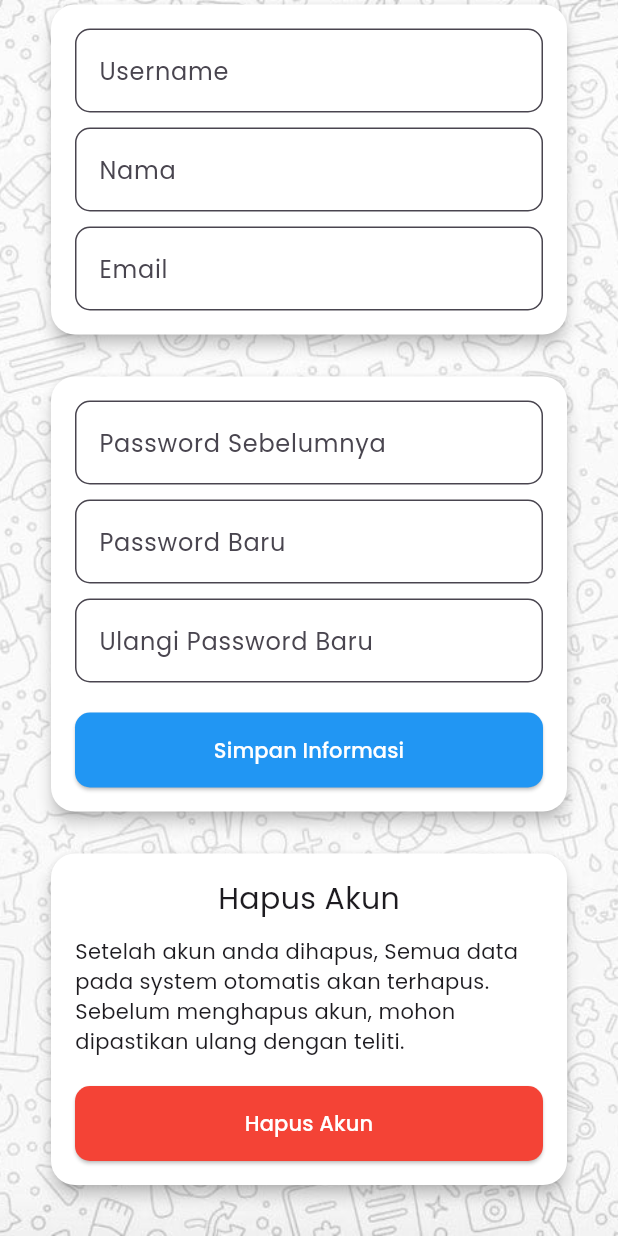
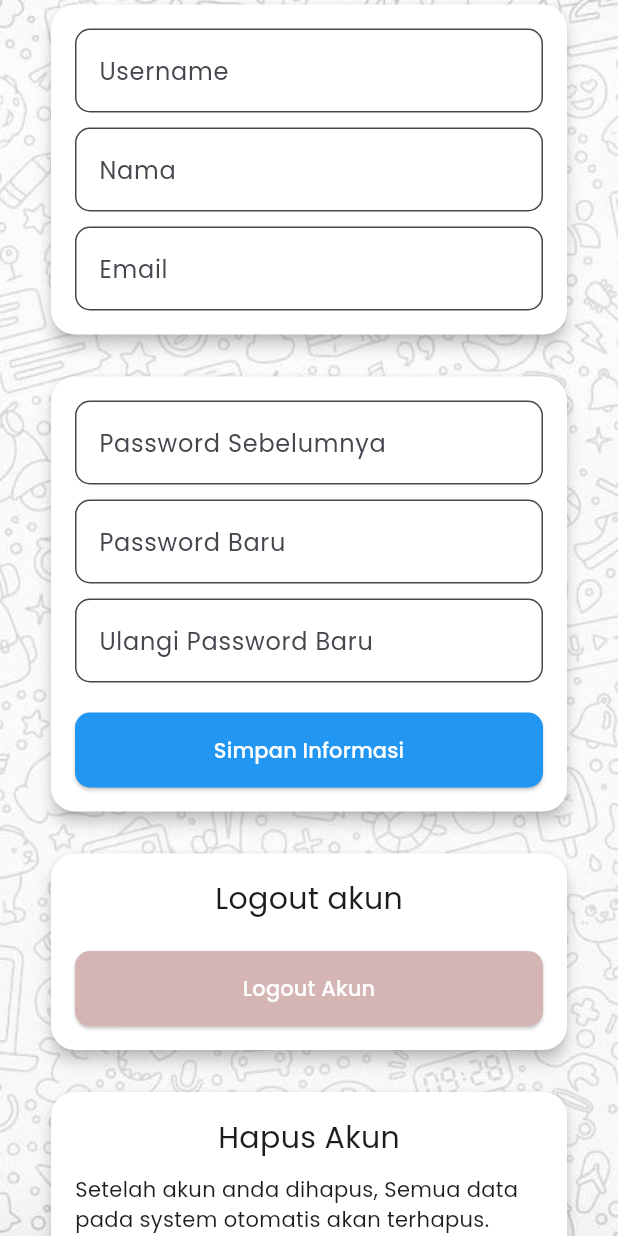
Before and after one commit to hawk-xc/Flutter_e_antrean, a Flutter app: the ProfileView widget shown alone on an empty page, opened directly, scrolled down 271 dp, on a phone screen of 412 x 824 dp. Run offline on Flutter 3.47's test engine with Material 3 defaults, Android fonts, the light colour scheme and no system bars; our stand-ins replace dio, shared_preferences; accounts and stored records are empty; network calls fail.

Commit message:
add profile controller

```diff
--- /dev/null
+++ b/lib/controller/profile_controller.dart
@@ -0,0 +1,70 @@
+import 'package:flutter/material.dart';
+import 'package:flutter_e_service_app/helpers/user_info.dart';
+import 'package:flutter_e_service_app/helpers/api_client.dart';
+import 'package:flutter_e_service_app/ui/login_view.dart';
+
+class ProfileController {
+  final UserInfo userInfo = UserInfo();
+  final ApiClient _apiClient = ApiClient();
+
+  Future<void> logout(BuildContext context) async {
+    bool? shouldLogout = await showDialog<bool>(
+      context: context,
+      builder: (BuildContext context) {
+        return AlertDialog(
+          title: const Text('Konfirmasi Logout'),
+          content: const Text('Apakah Anda yakin ingin logout?'),
+          actions: <Widget>[
+            TextButton(
+              onPressed: () {
+                Navigator.of(context)
+                    .pop(false); // Tutup dialog dan kembalikan false
+              },
+              child: const Text('Tidak'),
+            ),
+            TextButton(
+              onPressed: () {
+                Navigator.of(context)
+                    .pop(true); // Tutup dialog dan kembalikan true
+              },
+              child: const Text('Ya'),
+            ),
+          ],
+        );
+      },
+    );
+
+    if (shouldLogout == true) {
+      await userInfo.logout();
+      String? token = await userInfo.getToken();
+      if (token == null || token.isEmpty) {
+        // ignore: use_build_context_synchronously
+        Navigator.pushReplacement(
+          // ignore: use_build_context_synchronously
+          context,
+          MaterialPageRoute(
+              builder: (context) =>
+                  const LoginView()), // Sesuaikan dengan nama widget splash screen Anda
+        );
+      }
+    }
+  }
+
+  Future<Map<String, dynamic>> getUserData() async {
+    String? token = await userInfo.getToken();
+
+    if (token == null) {
+      return {'error': 'No token found'};
+    }
+
+    try {
+      final response = await _apiClient.get(
+        'user',
+        headers: {'Authorization': 'Bearer $token'},
+      );
+      return response.data;
+    } catch (e) {
+      return {'error': e.toString()};
+    }
+  }
+}
--- a/lib/ui/profile_view.dart
+++ b/lib/ui/profile_view.dart
@@ -1,21 +1,22 @@
 import 'package:flutter/material.dart';
-import '../helpers/user_info.dart';
-import '../helpers/api_client.dart';
+import 'package:flutter_e_service_app/helpers/user_info.dart';
+import 'package:flutter_e_service_app/helpers/api_client.dart';
+import 'package:flutter_e_service_app/ui/login_view.dart';
+import 'package:flutter_e_service_app/controller/profile_controller.dart';
 
 class ProfileView extends StatefulWidget {
-  const ProfileView({Key? key}) : super(key: key);
+  const ProfileView({super.key});
 
   @override
   _ProfileViewState createState() => _ProfileViewState();
 }
 
 class _ProfileViewState extends State<ProfileView> {
-  final ApiClient apiClient = ApiClient();
+  final ProfileController profileController = ProfileController();
   TextEditingController usernameController = TextEditingController();
   TextEditingController nameController = TextEditingController();
   TextEditingController emailController = TextEditingController();
   Map<String, dynamic> data = {};
-  final UserInfo userInfo = UserInfo();
 
   @override
   void initState() {
@@ -24,32 +25,15 @@ class _ProfileViewState extends State<ProfileView> {
   }
 
   Future<void> getUserData() async {
-    String? token = await userInfo.getToken();
-
-    if (token == null) {
-      setState(() {
-        data = {'error': 'No token found'};
-      });
-      return;
-    }
-
-    try {
-      final response = await apiClient.get(
-        'user',
-        headers: {'Authorization': 'Bearer $token'},
-      );
-      setState(() {
-        data = response.data;
-        // Set nilai controller sesuai dengan data yang diperoleh
+    final userData = await profileController.getUserData();
+    setState(() {
+      data = userData;
+      if (!data.containsKey('error')) {
         usernameController.text = data['username'] ?? '';
         nameController.text = data['name'] ?? '';
         emailController.text = data['email'] ?? '';
-      });
-    } catch (e) {
-      setState(() {
-        data = {'error': e.toString()};
-      });
-    }
+      }
+    });
   }
 
   @override
@@ -68,7 +52,8 @@ class _ProfileViewState extends State<ProfileView> {
           child: Column(
             crossAxisAlignment: CrossAxisAlignment.center,
             children: [
-              SizedBox(height: 100), // Spacer untuk mengatur posisi elemen
+              const SizedBox(
+                  height: 100), // Spacer untuk mengatur posisi elemen
               Container(
                 padding: const EdgeInsets.all(30.0),
                 child: Column(
@@ -79,7 +64,7 @@ class _ProfileViewState extends State<ProfileView> {
                       child: const Icon(Icons.person,
                           size: 50, color: Colors.white),
                     ),
-                    SizedBox(height: 20),
+                    const SizedBox(height: 20),
                     Card(
                       color: Colors.white,
                       elevation: 4,
@@ -95,12 +80,12 @@ class _ProfileViewState extends State<ProfileView> {
                               label: 'Username',
                               controller: usernameController,
                             ),
-                            SizedBox(height: 10),
+                            const SizedBox(height: 10),
                             ProfileTextField(
                               label: 'Nama',
                               controller: nameController,
                             ),
-                            SizedBox(height: 10),
+                            const SizedBox(height: 10),
                             ProfileTextField(
                               label: 'Email',
                               controller: emailController,
@@ -109,7 +94,7 @@ class _ProfileViewState extends State<ProfileView> {
                         ),
                       ),
                     ),
-                    SizedBox(height: 20),
+                    const SizedBox(height: 20),
                     Card(
                       color: Colors.white,
                       elevation: 4,
@@ -121,30 +106,30 @@ class _ProfileViewState extends State<ProfileView> {
                         child: Column(
                           mainAxisSize: MainAxisSize.min,
                           children: [
-                            ProfileTextField(
+                            const ProfileTextField(
                               label: 'Password Sebelumnya',
                               initialValue: '',
                               obscureText: true,
                             ),
-                            SizedBox(height: 10),
-                            ProfileTextField(
+                            const SizedBox(height: 10),
+                            const ProfileTextField(
                               label: 'Password Baru',
                               initialValue: '',
                               obscureText: true,
                             ),
-                            SizedBox(height: 10),
-                            ProfileTextField(
+                            const SizedBox(height: 10),
+                            const ProfileTextField(
                               label: 'Ulangi Password Baru',
                               initialValue: '',
                               obscureText: true,
                             ),
-                            SizedBox(height: 20),
+                            const SizedBox(height: 20),
                             ElevatedButton(
                               onPressed: () {
                                 // Tindakan yang dilakukan ketika tombol ditekan
                               },
                               style: ElevatedButton.styleFrom(
-                                minimumSize: const Size(335, 50),
+                                minimumSize: const Size(500, 50),
                                 backgroundColor: Colors.blue,
                                 shape: RoundedRectangleBorder(
                                   borderRadius: BorderRadius.circular(10.0),
@@ -159,7 +144,7 @@ class _ProfileViewState extends State<ProfileView> {
                         ),
                       ),
                     ),
-                    SizedBox(height: 20),
+                    const SizedBox(height: 20),
                     Card(
                       color: Colors.white,
                       elevation: 4,
@@ -171,21 +156,58 @@ class _ProfileViewState extends State<ProfileView> {
                         child: Column(
                           mainAxisSize: MainAxisSize.min,
                           children: [
-                            Text(
+                            const Text(
+                              'Logout akun',
+                              style: TextStyle(fontSize: 20),
+                            ),
+                            const SizedBox(height: 20),
+                            ElevatedButton(
+                              onPressed: () async {
+                                await profileController.logout(context);
+                              },
+                              style: ElevatedButton.styleFrom(
+                                minimumSize: const Size(500, 50),
+                                backgroundColor: const Color(0xFFD5B4B4),
+                                shape: RoundedRectangleBorder(
+                                  borderRadius: BorderRadius.circular(10.0),
+                                ),
+                              ),
+                              child: const Text(
+                                'Logout Akun',
+                                style: TextStyle(color: Colors.white),
+                              ),
+                            ),
+                          ],
+                        ),
+                      ),
+                    ),
+                    const SizedBox(height: 20),
+                    Card(
+                      color: Colors.white,
+                      elevation: 4,
+                      shape: RoundedRectangleBorder(
+                        borderRadius: BorderRadius.circular(16),
+                      ),
+                      child: Padding(
+                        padding: const EdgeInsets.all(16.0),
+                        child: Column(
+                          mainAxisSize: MainAxisSize.min,
+                          children: [
+                            const Text(
                               'Hapus Akun',
                               style: TextStyle(fontSize: 20),
                             ),
-                            SizedBox(height: 10),
-                            Text(
+                            const SizedBox(height: 10),
+                            const Text(
                               'Setelah akun anda dihapus, Semua data pada system otomatis akan terhapus. Sebelum menghapus akun, mohon dipastikan ulang dengan teliti.',
                             ),
-                            SizedBox(height: 20),
+                            const SizedBox(height: 20),
                             ElevatedButton(
-                              onPressed: () {
-                                // Tindakan yang dilakukan ketika tombol ditekan
+                              onPressed: () async {
+                                await profileController.logout(context);
                               },
                               style: ElevatedButton.styleFrom(
-                                minimumSize: const Size(335, 50),
+                                minimumSize: const Size(500, 50),
                                 backgroundColor: Colors.red,
                                 shape: RoundedRectangleBorder(
                                   borderRadius: BorderRadius.circular(10.0),
@@ -227,12 +249,12 @@ class ProfileTextField extends StatelessWidget {
   final bool obscureText;
 
   const ProfileTextField({
-    Key? key,
+    super.key,
     required this.label,
     this.controller,
     this.initialValue,
     this.obscureText = false,
-  }) : super(key: key);
+  });
 
   @override
   Widget build(BuildContext context) {
@@ -246,7 +268,7 @@ class ProfileTextField extends StatelessWidget {
           borderRadius: BorderRadius.circular(10),
         ),
         filled: true,
-        fillColor: Colors.white.withOpacity(0.9),
+        fillColor: Colors.white.withOpacity(0.8),
       ),
     );
   }
```
